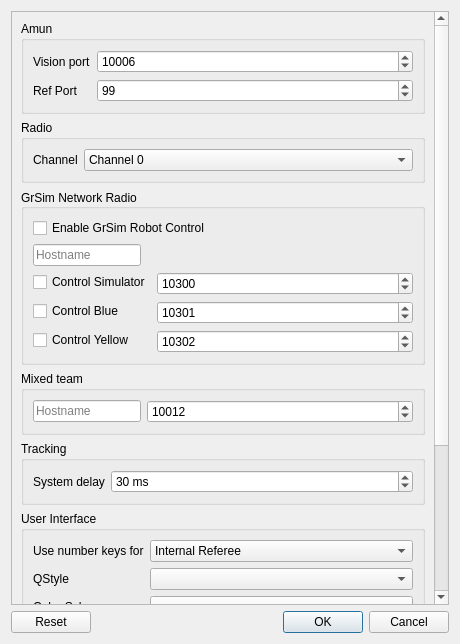
First picture: the form in src/ra/configdialog.ui, repository robotics-erlangen/framework, before the edit.
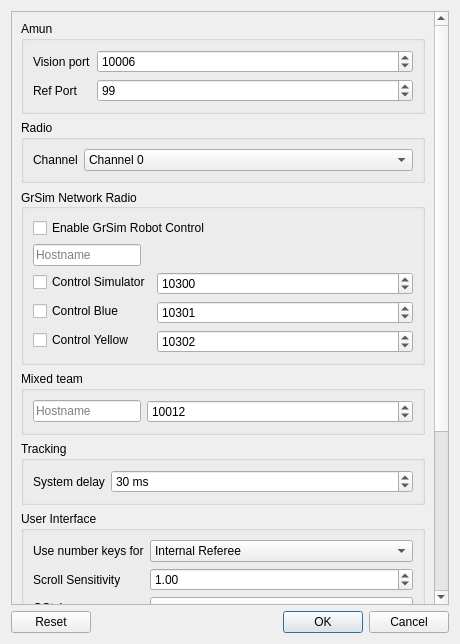
Second picture: the form after the edit. Custom widgets are drawn as their Qt base class.

Commit message: ra: fieldwidget: make scroll sensitivity adjustable

Diff of the .ui file:
```diff
--- a/src/ra/configdialog.ui
+++ b/src/ra/configdialog.ui
@@ -26,9 +26,9 @@
       <property name="geometry">
        <rect>
         <x>0</x>
-        <y>-610</y>
+        <y>-482</y>
         <width>411</width>
-        <height>1183</height>
+        <height>1236</height>
        </rect>
       </property>
       <property name="maximumSize">
@@ -364,29 +364,52 @@
             </item>
            </widget>
           </item>
-          <item row="1" column="0">
+          <item row="2" column="0">
            <widget class="QLabel" name="label_3">
             <property name="text">
              <string>QStyle</string>
             </property>
            </widget>
           </item>
-          <item row="1" column="1">
+          <item row="2" column="1">
            <widget class="QComboBox" name="qStyle"/>
           </item>
-          <item row="2" column="0">
+          <item row="3" column="0">
            <widget class="QLabel" name="label_4">
             <property name="text">
              <string>Color Scheme</string>
             </property>
            </widget>
           </item>
-          <item row="2" column="1">
+          <item row="3" column="1">
            <widget class="QComboBox" name="colorScheme"/>
           </item>
-		  <item row="3" column="1">
-           <widget class="CustomPaletteWidget" name="customColors"/>
-		  </item>
+          <item row="4" column="1">
+           <widget class="CustomPaletteWidget" name="customColors" native="true"/>
+          </item>
+          <item row="1" column="0">
+           <widget class="QLabel" name="label_11">
+            <property name="text">
+             <string>Scroll Sensitivity</string>
+            </property>
+           </widget>
+          </item>
+          <item row="1" column="1">
+           <widget class="QDoubleSpinBox" name="scrollSensitivitySpinBox">
+            <property name="minimum">
+             <double>0.010000000000000</double>
+            </property>
+            <property name="maximum">
+             <double>100.000000000000000</double>
+            </property>
+            <property name="singleStep">
+             <double>0.040000000000000</double>
+            </property>
+            <property name="value">
+             <double>1.000000000000000</double>
+            </property>
+           </widget>
+          </item>
          </layout>
         </widget>
        </item>
```
The commit also changes 5 other files.
